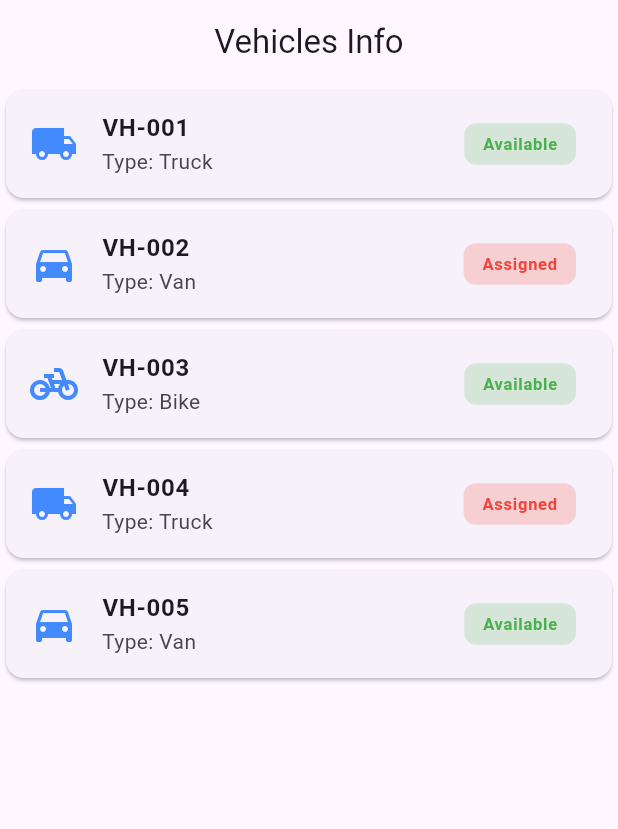
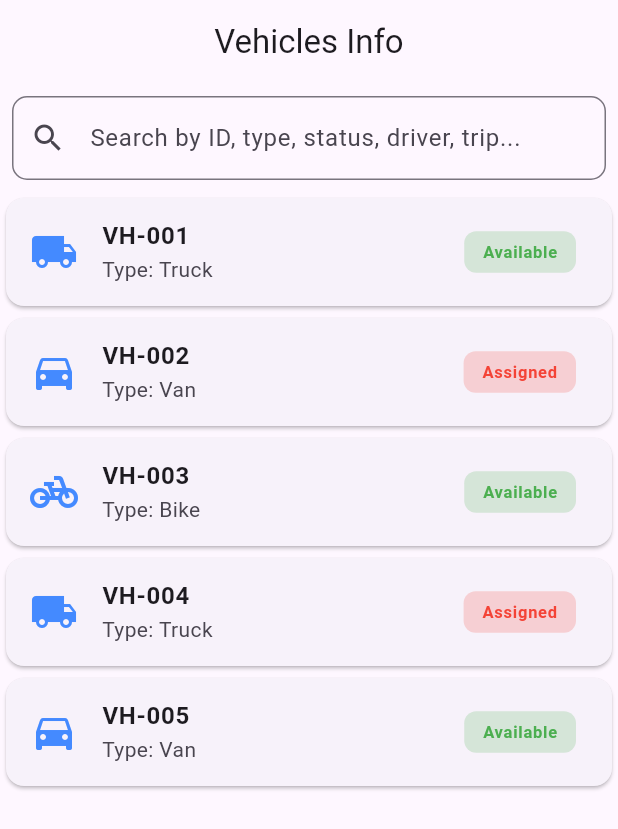
Before and after one commit to Momi48/flutter_task, a Flutter app: the screen it shows after launch, on a phone screen of 412 x 824 dp. Shown: the top 829 px of the screen. Run offline on Flutter 3.47's test engine with Material 3 defaults, Android fonts, the phone set to English and light mode, and no system bars.

Commit message:
Searched Filter

```diff
--- a/lib/vehicle/screens/vehicle_screen.dart
+++ b/lib/vehicle/screens/vehicle_screen.dart
@@ -3,18 +3,73 @@ import 'package:flutter_task/model/vehicle_model.dart';
 import 'package:flutter_task/vehicle/screens/vehicles_details_page_screen.dart';
 import 'package:flutter_task/vehicle/screens/widget/vehicle_card.dart';
 
-class VehicleScreen extends StatelessWidget {
+class VehicleScreen extends StatefulWidget {
   const VehicleScreen({super.key});
+
+  @override
+  _VehiclesPageState createState() => _VehiclesPageState();
+}
+
+class VehiclesPageState {
+}
+
+class _VehiclesPageState extends State<VehicleScreen> {
+  List<Vehicle> filteredVehicles = vehicles; // Start with full list
+  TextEditingController searchController = TextEditingController();
+
+  @override
+  void initState() {
+    super.initState();
+    searchController.addListener(() {
+      filterVehicles();
+    });
+  }
+
+  void filterVehicles() {
+    final query = searchController.text.toLowerCase();
+
+    setState(() {
+      filteredVehicles = vehicles.where((vehicle) {
+        return vehicle.id.toLowerCase().contains(query) ||
+               vehicle.type.toLowerCase().contains(query) ||
+               vehicle.status.toLowerCase().contains(query) ||
+               (vehicle.driver?.toLowerCase().contains(query) ?? false) ||
+               (vehicle.trip?.toLowerCase().contains(query) ?? false);
+      }).toList();
+    });
+  }
+
+  @override
+  void dispose() {
+    searchController.dispose();
+    super.dispose();
+  }
 
   @override
   Widget build(BuildContext context) {
     return Scaffold(
-      appBar: AppBar(title:  Text("Vehicles Info"), centerTitle: true),
-      body: ListView.builder(
-        itemCount: vehicles.length,
-
+      appBar: AppBar(title: Text("Vehicles Info"), centerTitle: true),
+      body: SafeArea(
+        child: Column(
+          children: [
+            Padding(
+              padding:  EdgeInsets.all(8.0),
+              child: TextField(
+                controller: searchController,
+                decoration: InputDecoration(
+                  hintText: "Search by ID, type, status, driver, trip...",
+                  prefixIcon: Icon(Icons.search),
+                  border: OutlineInputBorder(
+                    borderRadius: BorderRadius.circular(10),
+                  ),
+                ),
+              ),
+            ),
+            Expanded(
+              child: ListView.builder(
+                itemCount: filteredVehicles.length,
                 itemBuilder: (context, index) {
-          final vehicle = vehicles[index];
+                  final vehicle = filteredVehicles[index];
                   return VehicleCard(
                     vehicle: vehicle,
                     onTap: () {
@@ -26,8 +81,11 @@ class VehicleScreen extends StatelessWidget {
                       );
                     },
                   );
-
                 },
+              ),
+            ),
+          ],
+        ),
       ),
     );
   }
```
Lines whose indentation alone changed are shown as unchanged.
